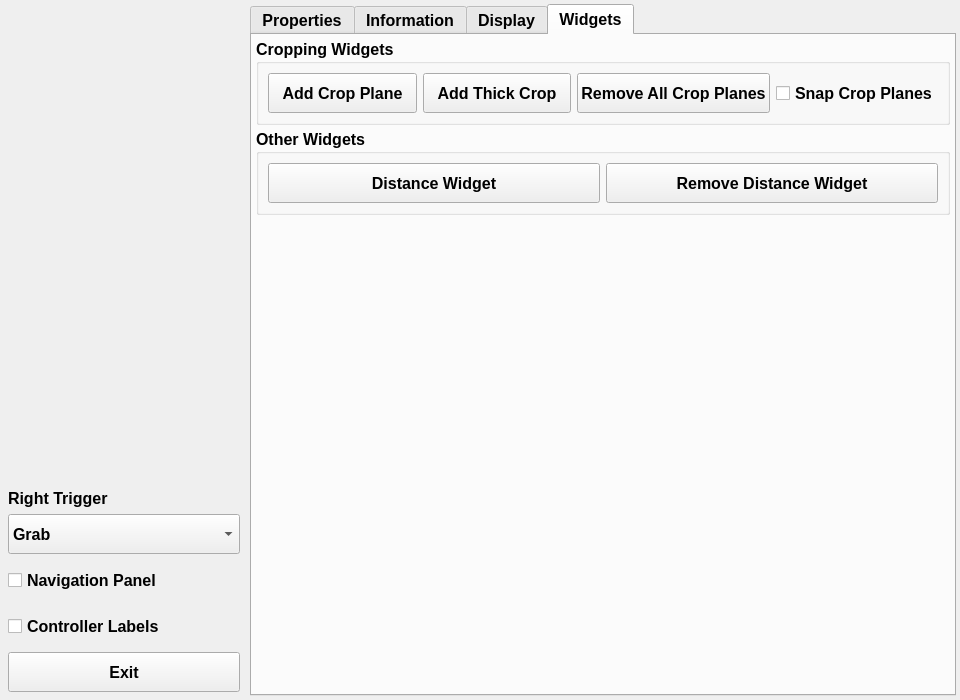
Before: the Qt Designer form Plugins/OpenVR/pqOpenVRControls.ui in pierre-guillou/paraview-ttk, drawn with Qt 5.
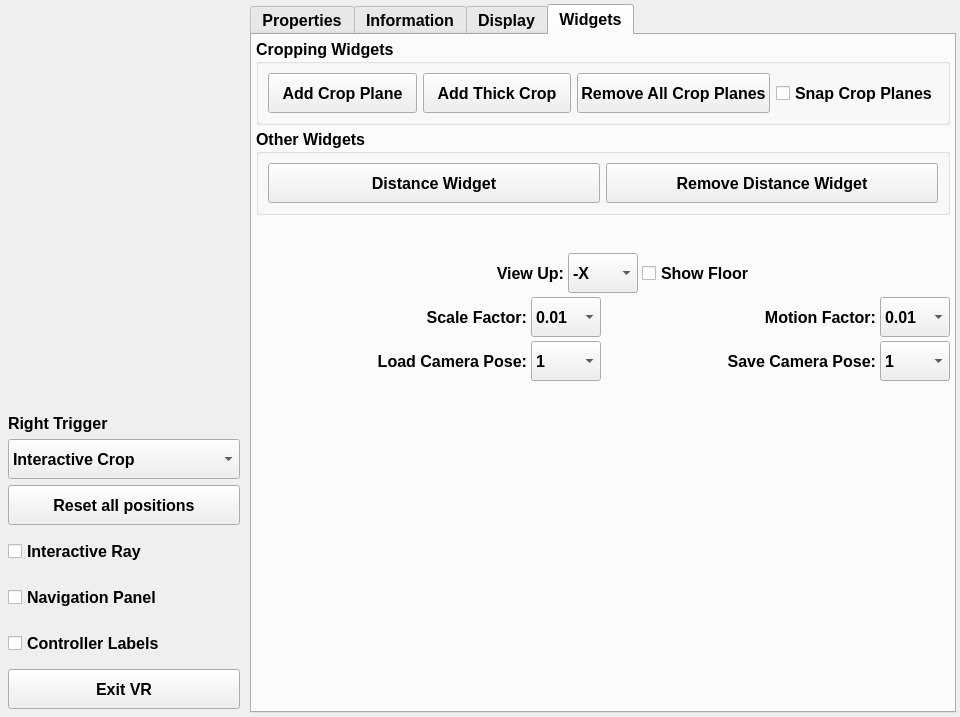
After: the same form once the commit is applied. Custom widgets are drawn as their Qt base class.

Commit message: Add ParaView 5.8.0 sources

Patch:
```diff
--- a/Plugins/OpenVR/pqOpenVRControls.ui
+++ b/Plugins/OpenVR/pqOpenVRControls.ui
@@ -66,6 +66,18 @@
       </property>
       <item>
        <widget class="pqPipelineBrowserWidget" name="pipelineBrowser" native="true">
+        <property name="sizePolicy">
+         <sizepolicy hsizetype="Preferred" vsizetype="Expanding">
+          <horstretch>0</horstretch>
+          <verstretch>1</verstretch>
+         </sizepolicy>
+        </property>
+        <property name="minimumSize">
+         <size>
+          <width>0</width>
+          <height>400</height>
+         </size>
+        </property>
         <property name="contextMenuPolicy">
          <enum>Qt::DefaultContextMenu</enum>
         </property>
@@ -100,10 +112,10 @@
          </size>
         </property>
         <property name="currentText">
-         <string>Grab</string>
+         <string>Probe</string>
         </property>
         <property name="currentIndex">
-         <number>1</number>
+         <number>3</number>
         </property>
         <item>
          <property name="text">
@@ -115,6 +127,11 @@
           <string>Grab</string>
          </property>
         </item>
+        <item>
+         <property name="text">
+          <string>Pick</string>
+         </property>
+        </item>
         <item>
          <property name="text">
           <string>Interactive Crop</string>
@@ -127,6 +144,32 @@
         </item>
        </widget>
       </item>
+      <item>
+       <widget class="QPushButton" name="resetPositionsButton">
+        <property name="minimumSize">
+         <size>
+          <width>0</width>
+          <height>40</height>
+         </size>
+        </property>
+        <property name="text">
+         <string>Reset all positions</string>
+        </property>
+       </widget>
+      </item>
+      <item>
+       <widget class="QCheckBox" name="interactiveRay">
+        <property name="minimumSize">
+         <size>
+          <width>0</width>
+          <height>40</height>
+         </size>
+        </property>
+        <property name="text">
+         <string>Interactive Ray</string>
+        </property>
+       </widget>
+      </item>
       <item>
        <widget class="QCheckBox" name="navigationPanel">
         <property name="minimumSize">
@@ -171,7 +214,7 @@
          </size>
         </property>
         <property name="text">
-         <string>Exit</string>
+         <string>Exit VR</string>
         </property>
        </widget>
       </item>
@@ -433,6 +476,465 @@
          </layout>
         </widget>
        </item>
+       <item>
+        <widget class="pqVCRToolbar" name="VCR" native="true">
+         <property name="minimumSize">
+          <size>
+           <width>20</width>
+           <height>30</height>
+          </size>
+         </property>
+        </widget>
+       </item>
+       <item>
+        <layout class="QHBoxLayout" name="horizontalLayout_3">
+         <item>
+          <widget class="QLabel" name="viewUpLabel">
+           <property name="minimumSize">
+            <size>
+             <width>0</width>
+             <height>40</height>
+            </size>
+           </property>
+           <property name="font">
+            <font>
+             <family>Arial</family>
+             <pointsize>12</pointsize>
+             <weight>75</weight>
+             <bold>true</bold>
+            </font>
+           </property>
+           <property name="text">
+            <string>View Up:</string>
+           </property>
+           <property name="alignment">
+            <set>Qt::AlignRight|Qt::AlignTrailing|Qt::AlignVCenter</set>
+           </property>
+          </widget>
+         </item>
+         <item>
+          <widget class="QComboBox" name="viewUpCombo">
+           <property name="minimumSize">
+            <size>
+             <width>0</width>
+             <height>40</height>
+            </size>
+           </property>
+           <property name="maximumSize">
+            <size>
+             <width>70</width>
+             <height>16777215</height>
+            </size>
+           </property>
+           <property name="font">
+            <font>
+             <family>Arial</family>
+             <pointsize>12</pointsize>
+             <weight>75</weight>
+             <bold>true</bold>
+            </font>
+           </property>
+           <item>
+            <property name="text">
+             <string>-X</string>
+            </property>
+           </item>
+           <item>
+            <property name="text">
+             <string>+X</string>
+            </property>
+           </item>
+           <item>
+            <property name="text">
+             <string>-Y</string>
+            </property>
+           </item>
+           <item>
+            <property name="text">
+             <string>+Y</string>
+            </property>
+           </item>
+           <item>
+            <property name="text">
+             <string>-Z</string>
+            </property>
+           </item>
+           <item>
+            <property name="text">
+             <string>+Z</string>
+            </property>
+           </item>
+          </widget>
+         </item>
+         <item>
+          <widget class="QCheckBox" name="showFloorCheckbox">
+           <property name="minimumSize">
+            <size>
+             <width>0</width>
+             <height>40</height>
+            </size>
+           </property>
+           <property name="font">
+            <font>
+             <family>Arial</family>
+             <pointsize>12</pointsize>
+             <weight>75</weight>
+             <bold>true</bold>
+            </font>
+           </property>
+           <property name="text">
+            <string>Show Floor</string>
+           </property>
+          </widget>
+         </item>
+        </layout>
+       </item>
+       <item>
+        <layout class="QHBoxLayout" name="horizontalLayout_4">
+         <item>
+          <widget class="QLabel" name="scaleFactorLabel">
+           <property name="minimumSize">
+            <size>
+             <width>0</width>
+             <height>40</height>
+            </size>
+           </property>
+           <property name="font">
+            <font>
+             <family>Arial</family>
+             <pointsize>12</pointsize>
+             <weight>75</weight>
+             <bold>true</bold>
+            </font>
+           </property>
+           <property name="text">
+            <string>Scale Factor:</string>
+           </property>
+           <property name="alignment">
+            <set>Qt::AlignRight|Qt::AlignTrailing|Qt::AlignVCenter</set>
+           </property>
+          </widget>
+         </item>
+         <item>
+          <widget class="QComboBox" name="scaleFactorCombo">
+           <property name="minimumSize">
+            <size>
+             <width>0</width>
+             <height>40</height>
+            </size>
+           </property>
+           <property name="maximumSize">
+            <size>
+             <width>70</width>
+             <height>16777215</height>
+            </size>
+           </property>
+           <property name="font">
+            <font>
+             <family>Arial</family>
+             <pointsize>12</pointsize>
+             <weight>75</weight>
+             <bold>true</bold>
+            </font>
+           </property>
+           <property name="currentText">
+            <string>1</string>
+           </property>
+           <item>
+            <property name="text">
+             <string>0.01</string>
+            </property>
+           </item>
+           <item>
+            <property name="text">
+             <string>0.1</string>
+            </property>
+           </item>
+           <item>
+            <property name="text">
+             <string>1</string>
+            </property>
+           </item>
+           <item>
+            <property name="text">
+             <string>10</string>
+            </property>
+           </item>
+           <item>
+            <property name="text">
+             <string>100</string>
+            </property>
+           </item>
+          </widget>
+         </item>
+         <item>
+          <widget class="QLabel" name="motionFactorLabel">
+           <property name="minimumSize">
+            <size>
+             <width>0</width>
+             <height>40</height>
+            </size>
+           </property>
+           <property name="font">
+            <font>
+             <family>Arial</family>
+             <pointsize>12</pointsize>
+             <weight>75</weight>
+             <bold>true</bold>
+            </font>
+           </property>
+           <property name="text">
+            <string>Motion Factor:</string>
+           </property>
+           <property name="alignment">
+            <set>Qt::AlignRight|Qt::AlignTrailing|Qt::AlignVCenter</set>
+           </property>
+          </widget>
+         </item>
+         <item>
+          <widget class="QComboBox" name="motionFactorCombo">
+           <property name="minimumSize">
+            <size>
+             <width>0</width>
+             <height>40</height>
+            </size>
+           </property>
+           <property name="maximumSize">
+            <size>
+             <width>70</width>
+             <height>16777215</height>
+            </size>
+           </property>
+           <property name="font">
+            <font>
+             <family>Arial</family>
+             <pointsize>12</pointsize>
+             <weight>75</weight>
+             <bold>true</bold>
+            </font>
+           </property>
+           <property name="currentText">
+            <string>1</string>
+           </property>
+           <item>
+            <property name="text">
+             <string>0.01</string>
+            </property>
+           </item>
+           <item>
+            <property name="text">
+             <string>0.1</string>
+            </property>
+           </item>
+           <item>
+            <property name="text">
+             <string>1</string>
+            </property>
+           </item>
+           <item>
+            <property name="text">
+             <string>10</string>
+            </property>
+           </item>
+           <item>
+            <property name="text">
+             <string>100</string>
+            </property>
+           </item>
+          </widget>
+         </item>
+        </layout>
+       </item>
+       <item>
+        <layout class="QHBoxLayout" name="horizontalLayout_5">
+         <item>
+          <widget class="QLabel" name="loadCameraLabel">
+           <property name="minimumSize">
+            <size>
+             <width>0</width>
+             <height>40</height>
+            </size>
+           </property>
+           <property name="font">
+            <font>
+             <family>Arial</family>
+             <pointsize>12</pointsize>
+             <weight>75</weight>
+             <bold>true</bold>
+            </font>
+           </property>
+           <property name="text">
+            <string>Load Camera Pose:</string>
+           </property>
+           <property name="alignment">
+            <set>Qt::AlignRight|Qt::AlignTrailing|Qt::AlignVCenter</set>
+           </property>
+          </widget>
+         </item>
+         <item>
+          <widget class="QComboBox" name="loadCameraCombo">
+           <property name="minimumSize">
+            <size>
+             <width>0</width>
+             <height>40</height>
+            </size>
+           </property>
+           <property name="maximumSize">
+            <size>
+             <width>70</width>
+             <height>16777215</height>
+            </size>
+           </property>
+           <property name="font">
+            <font>
+             <family>Arial</family>
+             <pointsize>12</pointsize>
+             <weight>75</weight>
+             <bold>true</bold>
+            </font>
+           </property>
+           <item>
+            <property name="text">
+             <string>1</string>
+            </property>
+           </item>
+           <item>
+            <property name="text">
+             <string>2</string>
+            </property>
+           </item>
+           <item>
+            <property name="text">
+             <string>3</string>
+            </property>
+           </item>
+           <item>
+            <property name="text">
+             <string>4</string>
+            </property>
+           </item>
+           <item>
+            <property name="text">
+             <string>5</string>
+            </property>
+           </item>
+           <item>
+            <property name="text">
+             <string>6</string>
+            </property>
+           </item>
+           <item>
+            <property name="text">
+             <string>7</string>
+            </property>
+           </item>
+           <item>
+            <property name="text">
+             <string>8</string>
+            </property>
+           </item>
+           <item>
+            <property name="text">
+             <string>9</string>
+            </property>
+           </item>
+          </widget>
+         </item>
+         <item>
+          <widget class="QLabel" name="saveCameraLabel">
+           <property name="minimumSize">
+            <size>
+             <width>0</width>
+             <height>40</height>
+            </size>
+           </property>
+           <property name="font">
+            <font>
+             <family>Arial</family>
+             <pointsize>12</pointsize>
+             <weight>75</weight>
+             <bold>true</bold>
+            </font>
+           </property>
+           <property name="text">
+            <string>Save Camera Pose:</string>
+           </property>
+           <property name="alignment">
+            <set>Qt::AlignRight|Qt::AlignTrailing|Qt::AlignVCenter</set>
+           </property>
+          </widget>
+         </item>
+         <item>
+          <widget class="QComboBox" name="saveCameraCombo">
+           <property name="minimumSize">
+            <size>
+             <width>0</width>
+             <height>40</height>
+            </size>
+           </property>
+           <property name="maximumSize">
+            <size>
+             <width>70</width>
+             <height>16777215</height>
+            </size>
+           </property>
+           <property name="font">
+            <font>
+             <family>Arial</family>
+             <pointsize>12</pointsize>
+             <weight>75</weight>
+             <bold>true</bold>
+            </font>
+           </property>
+           <item>
+            <property name="text">
+             <string>1</string>
+            </property>
+           </item>
+           <item>
+            <property name="text">
+             <string>2</string>
+            </property>
+           </item>
+           <item>
+            <property name="text">
+             <string>3</string>
+            </property>
+           </item>
+           <item>
+            <property name="text">
+             <string>4</string>
+            </property>
+           </item>
+           <item>
+            <property name="text">
+             <string>5</string>
+            </property>
+           </item>
+           <item>
+            <property name="text">
+             <string>6</string>
+            </property>
+           </item>
+           <item>
+            <property name="text">
+             <string>7</string>
+            </property>
+           </item>
+           <item>
+            <property name="text">
+             <string>8</string>
+            </property>
+           </item>
+           <item>
+            <property name="text">
+             <string>9</string>
+            </property>
+           </item>
+          </widget>
+         </item>
+        </layout>
+       </item>
        <item>
         <spacer name="verticalSpacer2">
          <property name="orientation">
@@ -471,6 +973,12 @@
    <header>pqPropertiesPanel.h</header>
    <container>1</container>
   </customwidget>
+  <customwidget>
+   <class>pqVCRToolbar</class>
+   <extends>QWidget</extends>
+   <header>pqvcrtoolbar.h</header>
+   <container>1</container>
+  </customwidget>
  </customwidgets>
  <resources>
   <include location="../../Qt/Components/Resources/pqComponents.qrc"/>
```
The commit also changes 15441 other files.
